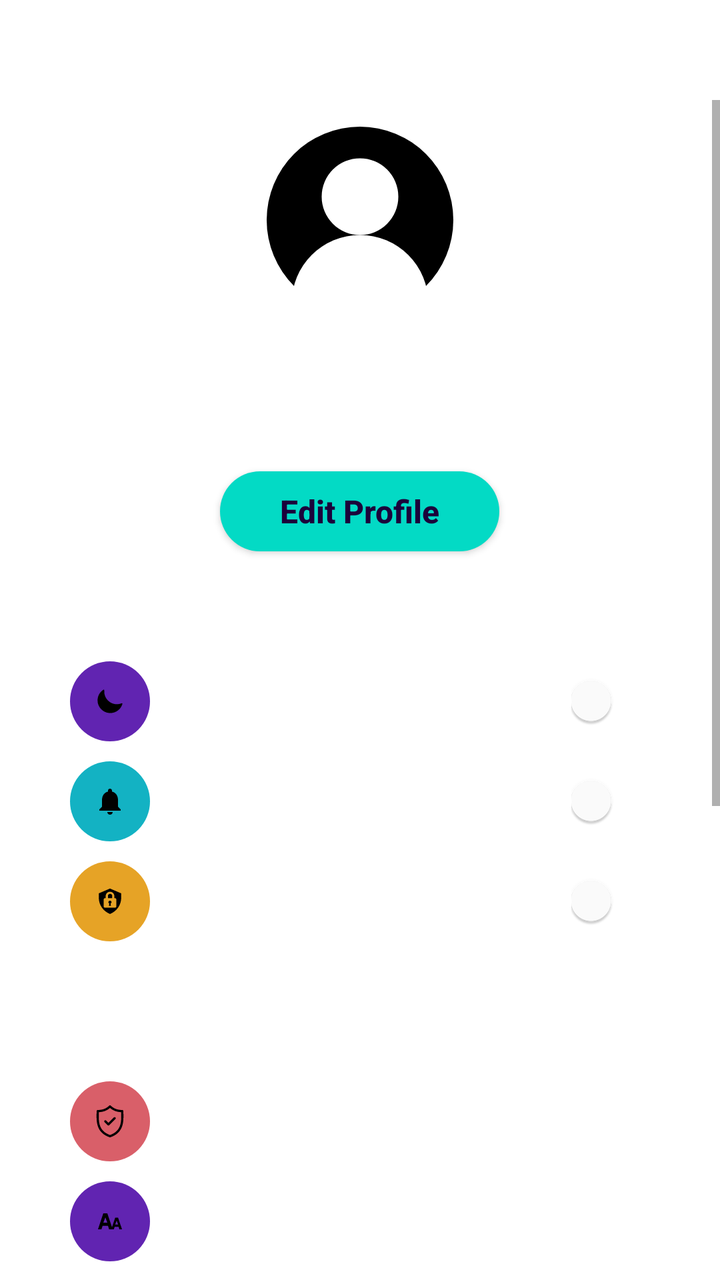
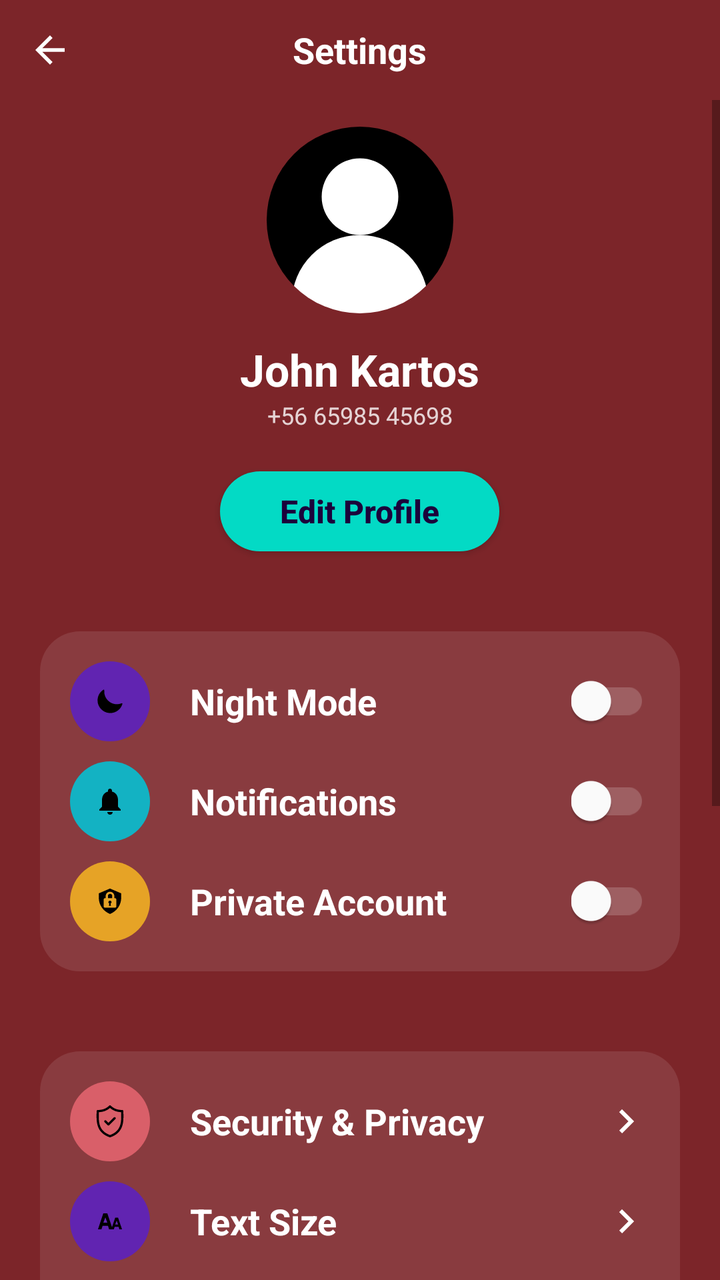

Compare the two renders of this Android layout. The source of the first and the diff that turns it into the second are given below.
<!-- AndroidManifest.xml: application theme Theme.AndroidExample -->
<!-- res/layout/activity_settings.xml -->
<?xml version="1.0" encoding="utf-8"?>
<LinearLayout
    xmlns:android="http://schemas.android.com/apk/res/android"
    xmlns:app="http://schemas.android.com/apk/res-auto"
    xmlns:tools="http://schemas.android.com/tools"
    android:layout_width="match_parent"
    android:layout_height="match_parent"
    android:background="@color/warmGrey"
    android:orientation="vertical"
    tools:context=".SettingsActivity">
    
    <RelativeLayout
        android:layout_width="match_parent"
        android:layout_height="wrap_content">
        
        <ImageView
            android:layout_width="50dp"
            android:layout_height="50dp"
            android:src="@drawable/back_btn"
            android:padding="14dp"/>
        
        <TextView
            android:layout_width="wrap_content"
            android:layout_height="wrap_content"
            android:text="Settings"
            android:layout_centerInParent="true"
            android:textColor="#FFFFFF"
            android:textStyle="bold"
            android:textSize="18sp"/>
    </RelativeLayout>

    <ScrollView
        android:layout_width="match_parent"
        android:layout_height="wrap_content">
        
        <LinearLayout
            android:layout_width="match_parent"
            android:layout_height="wrap_content"
            android:orientation="vertical">

            <ImageView
                android:layout_width="100dp"
                android:layout_height="100dp"
                android:layout_gravity="center"
                android:layout_marginTop="10dp"
                android:src="@drawable/profile_icon" />

            <TextView
                android:layout_width="wrap_content"
                android:layout_height="wrap_content"
                android:layout_gravity="center"
                android:layout_marginTop="10dp"
                android:text="John Kartos"
                android:textColor="#FFFFFF"
                android:textSize="22sp"
                android:textStyle="bold"/>

            <TextView
                android:layout_width="wrap_content"
                android:layout_height="wrap_content"
                android:text="+56 65985 45698"
                android:textColor="#CCFFFFFF"
                android:textSize="12sp"
                android:layout_gravity="center"/>

            <androidx.appcompat.widget.AppCompatButton
                android:layout_width="wrap_content"
                android:layout_height="40dp"
                android:layout_marginTop="20dp"
                android:paddingStart="30dp"
                android:layout_gravity="center"
                android:background="@drawable/round_back_secondary_100"
                android:text="Edit Profile"
                android:textAllCaps="false"
                android:textColor="@color/primary"
                android:paddingEnd="30dp"
                android:textSize="16dp"
                android:textStyle="bold"
                android:textAlignment="center"
                />

            <LinearLayout
                android:background="@drawable/round_back_white10_20"
                android:layout_width="match_parent"
                android:layout_height="wrap_content"
                android:layout_marginStart="20dp"
                android:layout_marginEnd="20dp"
                android:layout_marginTop="40dp"
                android:orientation="vertical"
                android:padding="15dp">

                
                <RelativeLayout
                    android:layout_width="match_parent"
                    android:layout_height="wrap_content">

                    <ImageView
                        android:layout_width="40dp"
                        android:id="@+id/nightModeIcon"
                        android:layout_height="40dp"
                        android:src="@drawable/night_mode_icon"
                        android:background="@drawable/round_back_night_mode"
                        android:padding="12dp" />

                    <TextView
                        android:id="@+id/textView"
                        android:layout_width="wrap_content"
                        android:layout_height="wrap_content"
                        android:layout_centerVertical="true"
                        android:layout_marginStart="20dp"
                        android:layout_toEndOf="@+id/nightModeIcon"
                        android:text="Night Mode"
                        android:textColor="#FFFFFF"
                        android:textSize="18sp"
                        android:textStyle="bold" />

                    <androidx.appcompat.widget.SwitchCompat
                        android:layout_width="wrap_content"
                        android:layout_height="wrap_content"
                        android:layout_alignParentEnd="true"
                        android:layout_centerVertical="true"
                        android:switchMinWidth="50dp"
                        android:theme="@style/nightModeSwitch" />


                </RelativeLayout>

                
                <RelativeLayout
                    android:layout_marginTop="10dp"
                    android:layout_width="match_parent"
                    android:layout_height="wrap_content">

                    <ImageView
                        android:layout_width="40dp"
                        android:id="@+id/notificationIcon"
                        android:layout_height="40dp"
                        android:src="@drawable/notification_icon"
                        android:background="@drawable/round_back_notifications"
                        android:padding="12dp" />

                    <TextView
                        android:layout_width="wrap_content"
                        android:layout_height="wrap_content"
                        android:layout_centerVertical="true"
                        android:layout_marginStart="20dp"
                        android:layout_toEndOf="@+id/notificationIcon"
                        android:text="Notifications"
                        android:textColor="#FFFFFF"
                        android:textSize="18sp"
                        android:textStyle="bold" />

                    <androidx.appcompat.widget.SwitchCompat
                        android:layout_width="wrap_content"
                        android:layout_height="wrap_content"
                        android:layout_alignParentEnd="true"
                        android:layout_centerVertical="true"
                        android:switchMinWidth="50dp"
                        android:theme="@style/notificationsSwitch"/>


                </RelativeLayout>

                
                <RelativeLayout
                    android:layout_marginTop="10dp"
                    android:layout_width="match_parent"
                    android:layout_height="wrap_content">

                    <ImageView
                        android:layout_width="40dp"
                        android:id="@+id/privateAccountIcon"
                        android:layout_height="40dp"
                        android:src="@drawable/privacy_icon"
                        android:background="@drawable/round_back_private_account"
                        android:padding="12dp" />

                    <TextView
                        android:layout_width="wrap_content"
                        android:layout_height="wrap_content"
                        android:layout_centerVertical="true"
                        android:layout_marginStart="20dp"
                        android:layout_toEndOf="@+id/privateAccountIcon"
                        android:text="Private Account"
                        android:textColor="#FFFFFF"
                        android:textSize="18sp"
                        android:textStyle="bold" />

                    <androidx.appcompat.widget.SwitchCompat
                        android:layout_width="wrap_content"
                        android:layout_height="wrap_content"
                        android:layout_alignParentEnd="true"
                        android:layout_centerVertical="true"
                        android:switchMinWidth="50dp"
                        android:theme="@style/privateAccountSwitch"/>
                </RelativeLayout>
            </LinearLayout>

            <LinearLayout
                android:background="@drawable/round_back_white10_20"
                android:layout_width="match_parent"
                android:layout_height="wrap_content"
                android:layout_marginStart="20dp"
                android:layout_marginEnd="20dp"
                android:layout_marginTop="40dp"
                android:orientation="vertical"
                android:padding="15dp">

                
                <RelativeLayout
                    android:layout_width="match_parent"
                    android:layout_height="wrap_content">

                    <ImageView
                        android:layout_width="40dp"
                        android:id="@+id/securityIcon"
                        android:layout_height="40dp"
                        android:src="@drawable/security_icon"
                        android:background="@drawable/round_back_security"
                        android:padding="12dp" />

                    <TextView
                        android:layout_width="wrap_content"
                        android:layout_height="wrap_content"
                        android:layout_centerVertical="true"
                        android:layout_marginStart="20dp"
                        android:layout_toEndOf="@+id/securityIcon"
                        android:text="Security &amp; Privacy"
                        android:textColor="#FFFFFF"
                        android:textSize="18sp"
                        android:textStyle="bold" />

                    <ImageView
                        android:layout_width="wrap_content"
                        android:layout_height="wrap_content"
                        android:src="@drawable/right_arrow_icon"
                        android:layout_alignParentEnd="true"
                        android:layout_centerVertical="true"/>


                </RelativeLayout>

                
                <RelativeLayout
                    android:layout_marginTop="10dp"
                    android:layout_width="match_parent"
                    android:layout_height="wrap_content">

                    <ImageView
                        android:layout_width="40dp"
                        android:id="@+id/textSizeIcon"
                        android:layout_height="40dp"
                        android:src="@drawable/text_size_icon"
                        android:background="@drawable/round_back_night_mode"
                        android:padding="12dp" />

                    <TextView
                        android:layout_width="wrap_content"
                        android:layout_height="wrap_content"
                        android:layout_centerVertical="true"
                        android:layout_marginStart="20dp"
                        android:layout_toEndOf="@+id/textSizeIcon"
                        android:text="Text Size"
                        android:textColor="#FFFFFF"
                        android:textSize="18sp"
                        android:textStyle="bold" />

                    <ImageView
                        android:layout_width="wrap_content"
                        android:layout_height="wrap_content"
                        android:src="@drawable/right_arrow_icon"
                        android:layout_alignParentEnd="true"
                        android:layout_centerVertical="true"/>



                </RelativeLayout>

                
                <RelativeLayout
                    android:layout_marginTop="10dp"
                    android:layout_width="match_parent"
                    android:layout_height="wrap_content">

                    <ImageView
                        android:layout_width="40dp"
                        android:id="@+id/languageIcon"
                        android:layout_height="40dp"
                        android:src="@drawable/language_icon"
                        android:background="@drawable/round_back_notifications"
                        android:padding="12dp" />

                    <TextView
                        android:layout_width="wrap_content"
                        android:layout_height="wrap_content"
                        android:layout_centerVertical="true"
                        android:layout_marginStart="20dp"
                        android:layout_toEndOf="@+id/languageIcon"
                        android:text="Languages"
                        android:textColor="#FFFFFF"
                        android:textSize="18sp"
                        android:textStyle="bold" />

                    <ImageView
                        android:layout_width="wrap_content"
                        android:layout_height="wrap_content"
                        android:src="@drawable/right_arrow_icon"
                        android:layout_alignParentEnd="true"
                        android:layout_centerVertical="true"/>
                </RelativeLayout>
            </LinearLayout>

            <LinearLayout
                android:background="@drawable/round_back_white10_20"
                android:layout_width="match_parent"
                android:layout_height="wrap_content"
                android:layout_marginStart="20dp"
                android:layout_marginEnd="20dp"
                android:layout_marginTop="40dp"
                android:orientation="vertical"
                android:padding="15dp">

                
                <RelativeLayout
                    android:layout_width="match_parent"
                    android:layout_height="wrap_content">

                    <ImageView
                        android:layout_width="40dp"
                        android:id="@+id/messageIcon"
                        android:layout_height="40dp"
                        android:src="@drawable/message_icon"
                        android:background="@drawable/round_back_private_account"
                        android:padding="12dp" />

                    <TextView
                        android:layout_width="wrap_content"
                        android:layout_height="wrap_content"
                        android:layout_centerVertical="true"
                        android:layout_marginStart="20dp"
                        android:layout_toEndOf="@+id/messageIcon"
                        android:text="Send us a message"
                        android:textColor="#FFFFFF"
                        android:textSize="18sp"
                        android:textStyle="bold" />

                    <ImageView
                        android:layout_width="wrap_content"
                        android:layout_height="wrap_content"
                        android:src="@drawable/right_arrow_icon"
                        android:layout_alignParentEnd="true"
                        android:layout_centerVertical="true"/>


                </RelativeLayout>

                
                <RelativeLayout
                    android:layout_marginTop="10dp"
                    android:layout_width="match_parent"
                    android:layout_height="wrap_content">

                    <ImageView
                        android:layout_width="40dp"
                        android:id="@+id/aboutUsIcon"
                        android:layout_height="40dp"
                        android:src="@drawable/about_us_icon"
                        android:background="@drawable/round_back_security"
                        android:padding="12dp" />

                    <TextView
                        android:layout_width="wrap_content"
                        android:layout_height="wrap_content"
                        android:layout_centerVertical="true"
                        android:layout_marginStart="20dp"
                        android:layout_toEndOf="@+id/aboutUsIcon"
                        android:text="About Us"
                        android:textColor="#FFFFFF"
                        android:textSize="18sp"
                        android:textStyle="bold" />

                    <ImageView
                        android:layout_width="wrap_content"
                        android:layout_height="wrap_content"
                        android:src="@drawable/right_arrow_icon"
                        android:layout_alignParentEnd="true"
                        android:layout_centerVertical="true"/>



                </RelativeLayout>

                
                <RelativeLayout
                    android:layout_marginTop="10dp"
                    android:layout_width="match_parent"
                    android:layout_height="wrap_content">

                    <ImageView
                        android:layout_width="40dp"
                        android:id="@+id/faqIcon"
                        android:layout_height="40dp"
                        android:src="@drawable/faq_icon"
                        android:background="@drawable/round_back_night_mode"
                        android:padding="12dp" />

                    <TextView
                        android:layout_width="wrap_content"
                        android:layout_height="wrap_content"
                        android:layout_centerVertical="true"
                        android:layout_marginStart="20dp"
                        android:layout_toEndOf="@+id/faqIcon"
                        android:text="FAQs"
                        android:textColor="#FFFFFF"
                        android:textSize="18sp"
                        android:textStyle="bold" />

                    <ImageView
                        android:layout_width="wrap_content"
                        android:layout_height="wrap_content"
                        android:src="@drawable/right_arrow_icon"
                        android:layout_alignParentEnd="true"
                        android:layout_centerVertical="true"/>
                </RelativeLayout>


            </LinearLayout>
        <LinearLayout
            android:layout_marginBottom="20dp"
            android:background="@drawable/round_back_white10_20"
            android:layout_width="match_parent"
            android:layout_height="wrap_content"
            android:layout_marginStart="20dp"
            android:layout_marginEnd="20dp"
            android:layout_marginTop="40dp"
            android:orientation="vertical"
            android:padding="15dp">

            
            <RelativeLayout
                android:layout_width="match_parent"
                android:layout_height="wrap_content">

                <ImageView
                    android:layout_width="40dp"
                    android:id="@+id/logOutIcon"
                    android:layout_height="40dp"
                    android:src="@drawable/logout_icon"
                    android:background="@drawable/round_back_security"
                    android:padding="12dp" />

                <TextView
                    android:layout_width="wrap_content"
                    android:layout_height="wrap_content"
                    android:layout_centerVertical="true"
                    android:layout_marginStart="20dp"
                    android:layout_toEndOf="@+id/logOutIcon"
                    android:text="Log Out"
                    android:textColor="#FFFFFF"
                    android:textSize="18sp"
                    android:textStyle="bold" />

                <ImageView
                    android:layout_width="wrap_content"
                    android:layout_height="wrap_content"
                    android:src="@drawable/right_arrow_icon"
                    android:layout_alignParentEnd="true"
                    android:layout_centerVertical="true"/>
            </RelativeLayout>

        </LinearLayout>
        </LinearLayout>
    </ScrollView>
</LinearLayout>
<!-- resources referenced by this layout -->
<resources>
  <color name="primary">#1B023B</color>
  <!-- drawable back_btn (drawable) -->
  <vector
      android:width="24dp"
      android:height="24dp"
      android:viewportHeight="24"
      android:viewportWidth="24"
      xmlns:android="http://schemas.android.com/apk/res/android">
      <path
          android:fillColor="@android:color/white"
          android:pathData="M20,11H7.83l5.59,-5.59L12,4l-8,8 8,8 1.41,-1.41L7.83,13H20v-2z"/>
  </vector>
  <!-- drawable right_arrow_icon (drawable) -->
  <vector
      android:height="24dp"
      android:viewportHeight="24"
      android:viewportWidth="24"
      android:width="24dp"
      xmlns:android="http://schemas.android.com/apk/res/android">
  
      <path
          android:fillColor="@android:color/white"
          android:pathData="M8.59,16.59L13.17,12 8.59,7.41 10,6l6,6 -6,6 -1.41,-1.41z"/>
  </vector>
  <!-- drawable round_back_night_mode (drawable) -->
  <?xml version="1.0" encoding="utf-8"?>
  <shape xmlns:android="http://schemas.android.com/apk/res/android"
      android:shape="rectangle">
  
      <solid android:color="@color/night_mode"/>
      <corners android:radius="100dp"/>
  </shape>
  <!-- drawable round_back_notifications (drawable) -->
  <?xml version="1.0" encoding="utf-8"?>
  <shape xmlns:android="http://schemas.android.com/apk/res/android"
      android:shape="rectangle">
  
      <solid android:color="@color/notifications"/>
      <corners android:radius="100dp"/>
  </shape>
  <!-- drawable round_back_private_account (drawable) -->
  <?xml version="1.0" encoding="utf-8"?>
  <shape xmlns:android="http://schemas.android.com/apk/res/android"
      android:shape="rectangle">
  
      <solid android:color="@color/private_account"/>
  
      <corners android:radius="100dp"/>
  </shape>
  <!-- drawable round_back_secondary_100 (drawable) -->
  <?xml version="1.0" encoding="utf-8"?>
  <shape
      xmlns:android="http://schemas.android.com/apk/res/android"
      android:shape="rectangle">
  
      <solid android:color="@color/secondary"/>
      <corners android:radius="100dp"/>
  </shape>
  <!-- drawable round_back_security (drawable) -->
  <?xml version="1.0" encoding="utf-8"?>
  <shape xmlns:android="http://schemas.android.com/apk/res/android"
      android:shape="rectangle">
  
      <solid android:color="@color/security"/>
      <corners android:radius="100dp"/>
  </shape>
  <!-- drawable round_back_white10_20 (drawable) -->
  <?xml version="1.0" encoding="utf-8"?>
  <shape xmlns:android="http://schemas.android.com/apk/res/android"
      android:shape="rectangle">
  
      <solid android:color="#1AFFFFFF"/>
      <corners android:radius="20dp"/>
  
  </shape>
  <style name="nightModeSwitch" parent="Theme.AppCompat.Light">
          <item name="colorControlActivated">@color/night_mode</item>
          <item name="colorSwitchThumbNormal">#FFFFFF</item>
          <item name="android:colorForeground">#99FFFFFF</item>
      </style>
  <style name="notificationsSwitch" parent="Theme.AppCompat.Light">
          <item name="colorControlActivated">@color/notifications</item>
          <item name="colorSwitchThumbNormal">#FFFFFF</item>
          <item name="android:colorForeground">#99FFFFFF</item>
      </style>
  <style name="privateAccountSwitch" parent="Theme.AppCompat.Light">
          <item name="colorControlActivated">@color/private_account</item>
          <item name="colorSwitchThumbNormal">#FFFFFF</item>
          <item name="android:colorForeground">#99FFFFFF</item>
      </style>
  <color name="night_mode">#6124B1</color>
  <color name="notifications">#13B2C3</color>
  <color name="private_account">#E6A326</color>
  <color name="secondary">#FF03DAC5</color>
  <color name="security">#D95F69</color>
  <color name="purple_500">#FF6200EE</color>
  <color name="purple_700">#FF3700B3</color>
  <color name="white">#FFFFFFFF</color>
  <color name="teal_200">#FF03DAC5</color>
  <color name="teal_700">#FF018786</color>
  <color name="black">#FF000000</color>
  <!-- unchanged entries left out for length: 12 -->
</resources>

<!-- the commit's change to res/layout/activity_settings.xml (unified diff, before → after) -->
@@ -5,7 +5,7 @@
     xmlns:tools="http://schemas.android.com/tools"
     android:layout_width="match_parent"
     android:layout_height="match_parent"
-    android:background="@color/warmGrey"
+    android:background="@color/darkRed"
     android:orientation="vertical"
     tools:context=".SettingsActivity">
     
<!-- resource entries referenced after the edit -->
@@ -1,5 +1,6 @@
 <!-- resources referenced by this layout -->
 <resources>
+  <color name="darkRed">#7C2529</color>
   <color name="primary">#1B023B</color>
   <!-- drawable back_btn (drawable) -->
   <vector
